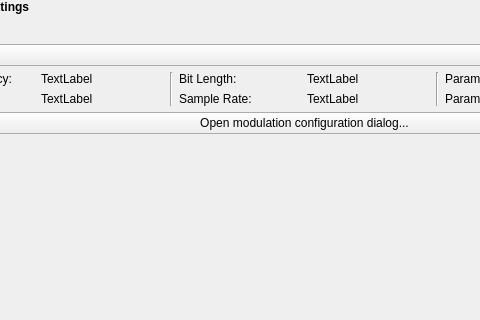
The window that data/ui/modulation_settings_widget.ui (jopohl/urh) describes before a commit, drawn with Qt 5; both pictures show x 106 to 586 and y 0 to 320 of the 821 by 635 pixel window.
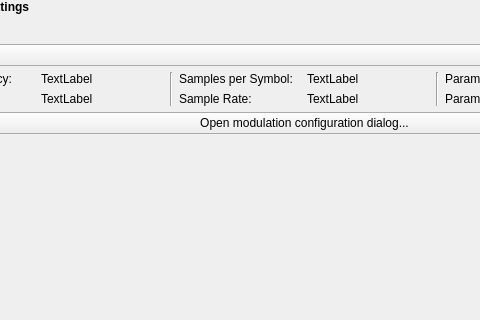
The same window after the commit. Icons and pictures are not drawn.

Commit message: bit len -> samples per symbol

```diff
--- a/data/ui/modulation_settings_widget.ui
+++ b/data/ui/modulation_settings_widget.ui
@@ -90,7 +90,7 @@
            <item row="0" column="3">
             <widget class="QLabel" name="labelBitLength">
              <property name="text">
-              <string>Bit Length:</string>
+              <string>Samples per Symbol:</string>
              </property>
             </widget>
            </item>
```
Left out of the diff: 7 changed lines with no effect on the pictures. The commit also changes 36 other files.
